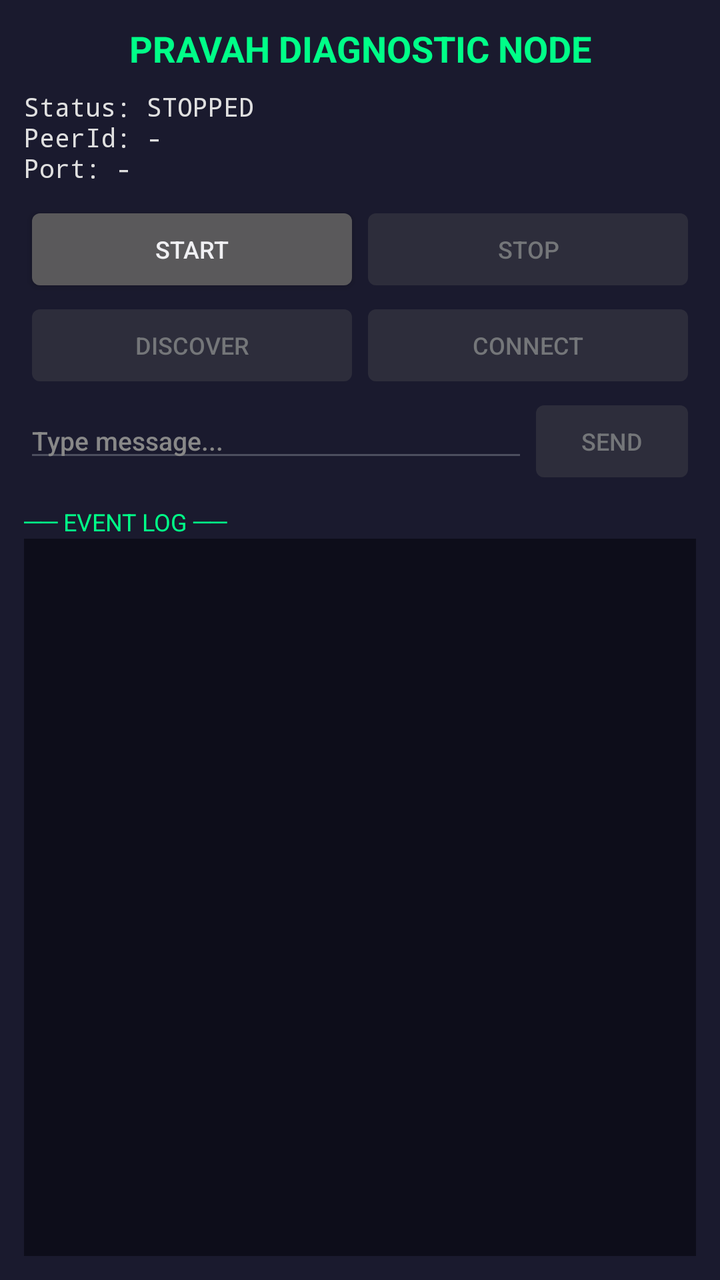
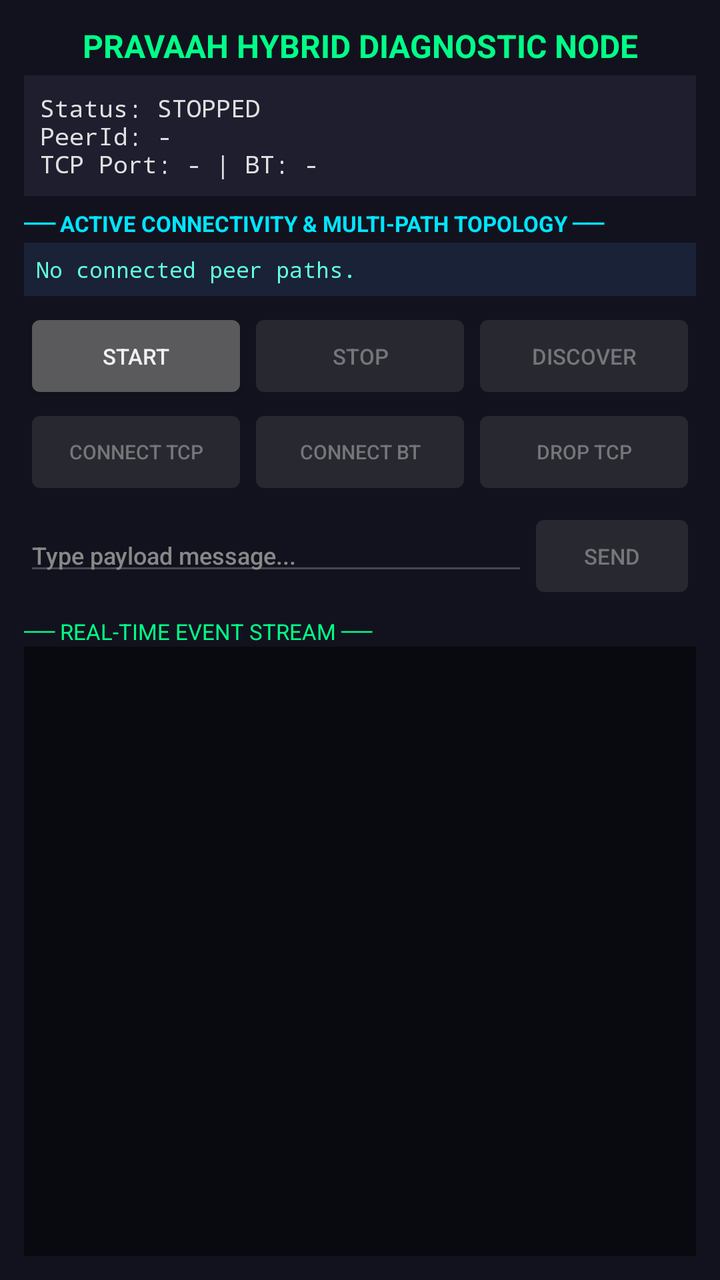

Two renders of the same Android screen: before a commit and after it. Below are the layout's source before the change and the commit's diff.
<!-- AndroidManifest.xml: application theme android:Theme.DeviceDefault -->
<!-- res/layout/activity_diagnostic.xml -->
﻿<?xml version="1.0" encoding="utf-8"?>
<LinearLayout xmlns:android="http://schemas.android.com/apk/res/android"
    android:layout_width="match_parent"
    android:layout_height="match_parent"
    android:orientation="vertical"
    android:padding="12dp"
    android:background="#1a1a2e">

    <TextView
        android:layout_width="match_parent"
        android:layout_height="wrap_content"
        android:text="PRAVAH DIAGNOSTIC NODE"
        android:textColor="#00ff88"
        android:textSize="18sp"
        android:textStyle="bold"
        android:gravity="center"
        android:paddingBottom="8dp" />

    <TextView
        android:id="@+id/tvStatus"
        android:layout_width="match_parent"
        android:layout_height="wrap_content"
        android:text="Status: STOPPED\nPeerId: -\nPort: -"
        android:textColor="#e0e0e0"
        android:textSize="13sp"
        android:fontFamily="monospace"
        android:paddingBottom="8dp" />

    <LinearLayout
        android:layout_width="match_parent"
        android:layout_height="wrap_content"
        android:orientation="horizontal">

        <Button android:id="@+id/btnStart" android:layout_width="0dp"
            android:layout_height="wrap_content" android:layout_weight="1"
            android:text="START" android:textSize="12sp" />
        <Button android:id="@+id/btnStop" android:layout_width="0dp"
            android:layout_height="wrap_content" android:layout_weight="1"
            android:text="STOP" android:textSize="12sp" android:enabled="false" />
    </LinearLayout>

    <LinearLayout
        android:layout_width="match_parent"
        android:layout_height="wrap_content"
        android:orientation="horizontal">

        <Button android:id="@+id/btnDiscover" android:layout_width="0dp"
            android:layout_height="wrap_content" android:layout_weight="1"
            android:text="DISCOVER" android:textSize="12sp" android:enabled="false" />
        <Button android:id="@+id/btnConnect" android:layout_width="0dp"
            android:layout_height="wrap_content" android:layout_weight="1"
            android:text="CONNECT" android:textSize="12sp" android:enabled="false" />
    </LinearLayout>

    <LinearLayout
        android:layout_width="match_parent"
        android:layout_height="wrap_content"
        android:orientation="horizontal">

        <EditText android:id="@+id/etMessage" android:layout_width="0dp"
            android:layout_height="wrap_content" android:layout_weight="3"
            android:hint="Type message..." android:textColor="#ffffff"
            android:textColorHint="#888888" android:textSize="13sp"
            android:enabled="false" />
        <Button android:id="@+id/btnSend" android:layout_width="0dp"
            android:layout_height="wrap_content" android:layout_weight="1"
            android:text="SEND" android:textSize="12sp" android:enabled="false" />
    </LinearLayout>

    <TextView
        android:layout_width="match_parent"
        android:layout_height="wrap_content"
        android:text="── EVENT LOG ──"
        android:textColor="#00ff88"
        android:textSize="12sp"
        android:paddingTop="8dp" />

    <ScrollView
        android:id="@+id/scrollLog"
        android:layout_width="match_parent"
        android:layout_height="0dp"
        android:layout_weight="1"
        android:background="#0d0d1a"
        android:padding="6dp">

        <TextView
            android:id="@+id/tvLog"
            android:layout_width="match_parent"
            android:layout_height="wrap_content"
            android:textColor="#aaaaaa"
            android:textSize="11sp"
            android:fontFamily="monospace" />
    </ScrollView>
</LinearLayout>
<!-- resources referenced by this layout -->
<resources>

</resources>

<!-- the commit's change to res/layout/activity_diagnostic.xml (unified diff, before → after) -->
@@ -1,94 +1,126 @@
-﻿<?xml version="1.0" encoding="utf-8"?>
+<?xml version="1.0" encoding="utf-8"?>
 <LinearLayout xmlns:android="http://schemas.android.com/apk/res/android"
     android:layout_width="match_parent"
     android:layout_height="match_parent"
     android:orientation="vertical"
     android:padding="12dp"
-    android:background="#1a1a2e">
+    android:background="#12121e">
 
     <TextView
         android:layout_width="match_parent"
         android:layout_height="wrap_content"
-        android:text="PRAVAH DIAGNOSTIC NODE"
+        android:text="PRAVAAH HYBRID DIAGNOSTIC NODE"
         android:textColor="#00ff88"
-        android:textSize="18sp"
+        android:textSize="16sp"
         android:textStyle="bold"
         android:gravity="center"
-        android:paddingBottom="8dp" />
+        android:paddingBottom="4dp" />
 
+    
     <TextView
         android:id="@+id/tvStatus"
         android:layout_width="match_parent"
         android:layout_height="wrap_content"
-        android:text="Status: STOPPED\nPeerId: -\nPort: -"
+        android:background="#1e1e2f"
+        android:padding="8dp"
+        android:text="Status: STOPPED\nPeerId: -\nTCP Port: - | BT: -"
         android:textColor="#e0e0e0"
-        android:textSize="13sp"
-        android:fontFamily="monospace"
-        android:paddingBottom="8dp" />
+        android:textSize="12sp"
+        android:fontFamily="monospace" />
 
+    
+    <TextView
+        android:layout_width="match_parent"
+        android:layout_height="wrap_content"
+        android:text="── ACTIVE CONNECTIVITY &amp; MULTI-PATH TOPOLOGY ──"
+        android:textColor="#00e5ff"
+        android:textSize="11sp"
+        android:textStyle="bold"
+        android:paddingTop="6dp"
+        android:paddingBottom="2dp" />
+
+    <TextView
+        android:id="@+id/tvMultiPathTopology"
+        android:layout_width="match_parent"
+        android:layout_height="wrap_content"
+        android:background="#1a2238"
+        android:padding="6dp"
+        android:text="No connected peer paths."
+        android:textColor="#64ffda"
+        android:textSize="11sp"
+        android:fontFamily="monospace" />
+
+    
+    <LinearLayout
+        android:layout_width="match_parent"
+        android:layout_height="wrap_content"
+        android:orientation="horizontal"
+        android:paddingTop="6dp">
+        <Button android:id="@+id/btnStart" android:layout_width="0dp"
+            android:layout_height="wrap_content" android:layout_weight="1"
+            android:text="START" android:textSize="11sp" />
+        <Button android:id="@+id/btnStop" android:layout_width="0dp"
+            android:layout_height="wrap_content" android:layout_weight="1"
+            android:text="STOP" android:textSize="11sp" android:enabled="false" />
+        <Button android:id="@+id/btnDiscover" android:layout_width="0dp"
+            android:layout_height="wrap_content" android:layout_weight="1"
+            android:text="DISCOVER" android:textSize="11sp" android:enabled="false" />
+    </LinearLayout>
+
+    
     <LinearLayout
         android:layout_width="match_parent"
         android:layout_height="wrap_content"
         android:orientation="horizontal">
-
-        <Button android:id="@+id/btnStart" android:layout_width="0dp"
+        <Button android:id="@+id/btnConnectTcp" android:layout_width="0dp"
             android:layout_height="wrap_content" android:layout_weight="1"
-            android:text="START" android:textSize="12sp" />
-        <Button android:id="@+id/btnStop" android:layout_width="0dp"
+            android:text="CONNECT TCP" android:textSize="10sp" android:enabled="false" />
+        <Button android:id="@+id/btnConnectBt" android:layout_width="0dp"
             android:layout_height="wrap_content" android:layout_weight="1"
-            android:text="STOP" android:textSize="12sp" android:enabled="false" />
+            android:text="CONNECT BT" android:textSize="10sp" android:enabled="false" />
+        <Button android:id="@+id/btnSimulateDrop" android:layout_width="0dp"
+            android:layout_height="wrap_content" android:layout_weight="1"
+            android:text="DROP TCP" android:textSize="10sp" android:enabled="false" />
     </LinearLayout>
 
+    
     <LinearLayout
         android:layout_width="match_parent"
         android:layout_height="wrap_content"
-        android:orientation="horizontal">
-
-        <Button android:id="@+id/btnDiscover" android:layout_width="0dp"
-            android:layout_height="wrap_content" android:layout_weight="1"
-            android:text="DISCOVER" android:textSize="12sp" android:enabled="false" />
-        <Button android:id="@+id/btnConnect" android:layout_width="0dp"
-            android:layout_height="wrap_content" android:layout_weight="1"
-            android:text="CONNECT" android:textSize="12sp" android:enabled="false" />
-    </LinearLayout>
-
-    <LinearLayout
-        android:layout_width="match_parent"
-        android:layout_height="wrap_content"
-        android:orientation="horizontal">
-
+        android:orientation="horizontal"
+        android:paddingTop="4dp">
         <EditText android:id="@+id/etMessage" android:layout_width="0dp"
             android:layout_height="wrap_content" android:layout_weight="3"
-            android:hint="Type message..." android:textColor="#ffffff"
-            android:textColorHint="#888888" android:textSize="13sp"
+            android:hint="Type payload message..." android:textColor="#ffffff"
+            android:textColorHint="#888888" android:textSize="12sp"
             android:enabled="false" />
         <Button android:id="@+id/btnSend" android:layout_width="0dp"
             android:layout_height="wrap_content" android:layout_weight="1"
-            android:text="SEND" android:textSize="12sp" android:enabled="false" />
+            android:text="SEND" android:textSize="11sp" android:enabled="false" />
     </LinearLayout>
 
+    
     <TextView
         android:layout_width="match_parent"
         android:layout_height="wrap_content"
-        android:text="── EVENT LOG ──"
+        android:text="── REAL-TIME EVENT STREAM ──"
         android:textColor="#00ff88"
-        android:textSize="12sp"
-        android:paddingTop="8dp" />
+        android:textSize="11sp"
+        android:paddingTop="6dp" />
 
     <ScrollView
         android:id="@+id/scrollLog"
         android:layout_width="match_parent"
         android:layout_height="0dp"
         android:layout_weight="1"
-        android:background="#0d0d1a"
+        android:background="#090910"
         android:padding="6dp">
-
         <TextView
             android:id="@+id/tvLog"
             android:layout_width="match_parent"
             android:layout_height="wrap_content"
-            android:textColor="#aaaaaa"
-            android:textSize="11sp"
+            android:textColor="#bbbbbb"
+            android:textSize="10sp"
             android:fontFamily="monospace" />
     </ScrollView>
 </LinearLayout>
